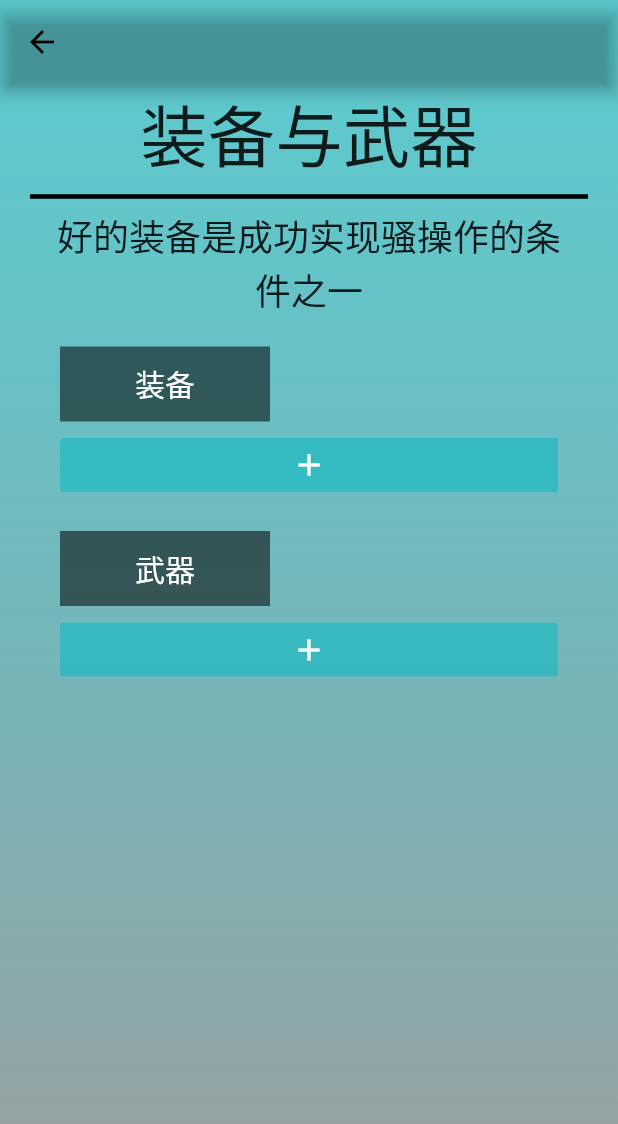
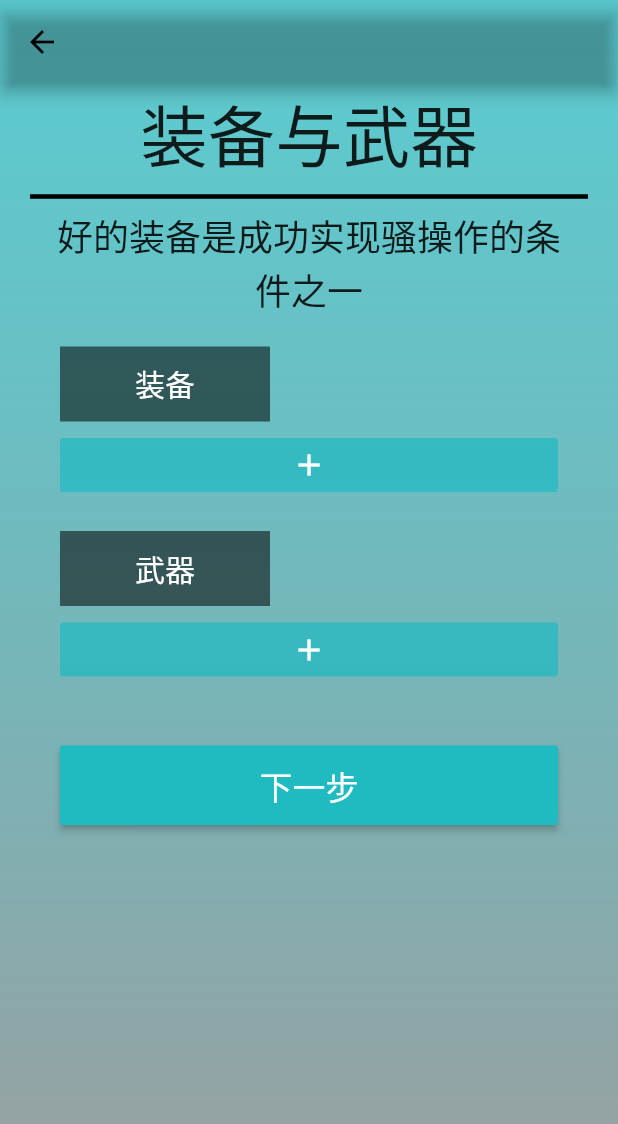
Before and after one commit to ClofiSan/COCTRPG_client, a Flutter app: the EquipmentSettingPage screen opened directly, on a phone screen of 412 x 824 dp. Shown: the top 1124 px of the screen. Run offline on Flutter 3.47's test engine with Material 2 defaults, Android fonts, the light colour scheme and no system bars; our stand-ins replace dio, fluttertoast, yaml; statements that could not run were skipped.

Commit message:
完成了武器和装备页面

```diff
--- a/lib/create/widget/content_container.dart
+++ b/lib/create/widget/content_container.dart
@@ -17,7 +17,6 @@ class _ContentContainer extends State<ContentContainer>{
     // TODO: implement build
     return Container(
         margin: EdgeInsets.only(top: 15),
-        padding: EdgeInsets.fromLTRB(15, 20, 15, 20),
         color: AppTheme.investigatorMinorColor,
         constraints: BoxConstraints(
             minWidth: MediaQuery.of(context).size.width
--- /dev/null
+++ b/lib/create/widget/next_step_button.dart
@@ -0,0 +1,25 @@
+import 'package:flutter/material.dart';
+class NextStepButton extends StatelessWidget{
+  final String text;
+  final onPressFunction;
+
+  const NextStepButton({Key key, this.text, this.onPressFunction}) : super(key: key);
+
+  @override
+  Widget build(BuildContext context) {
+    // TODO: implement build
+    return Container(
+      margin: EdgeInsets.only(top: 40,bottom: 40),
+      width: MediaQuery.of(context).size.width,
+      child:RaisedButton(
+          padding: EdgeInsets.only(top: 10,bottom: 10),
+          color: Color(0xff20BAC1),
+          child: Text(
+            "下一步",
+            style: TextStyle(color: Colors.white,fontSize: 22),),
+          onPressed: onPressFunction
+      ),
+    );
+  }
+
+}
```
Also changed, not shown: lib/create/page/equipment_setting_page.dart (+83 -30 lines).
